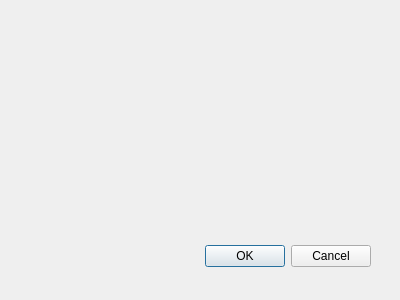
Qt form psms/addproductdialog.ui (pangboww/psms) before a commit.
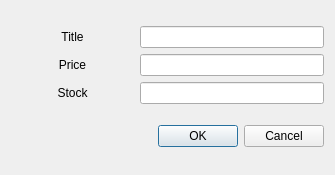
The same form after that commit.

```diff
--- a/psms/addproductdialog.ui
+++ b/psms/addproductdialog.ui
@@ -8,29 +8,68 @@
    <rect>
     <x>0</x>
     <y>0</y>
-    <width>400</width>
-    <height>300</height>
+    <width>335</width>
+    <height>175</height>
    </rect>
   </property>
   <property name="windowTitle">
    <string>Dialog</string>
   </property>
-  <widget name="buttonBox" class="QDialogButtonBox">
-   <property name="geometry">
-    <rect>
-     <x>30</x>
-     <y>240</y>
-     <width>341</width>
-     <height>32</height>
-    </rect>
-   </property>
-   <property name="orientation">
-    <enum>Qt::Horizontal</enum>
-   </property>
-   <property name="standardButtons">
-    <set>QDialogButtonBox::Cancel|QDialogButtonBox::Ok</set>
-   </property>
-  </widget>
+  <layout class="QVBoxLayout" name="verticalLayout">
+   <item>
+    <layout class="QGridLayout" name="gridLayout" columnstretch="2,3">
+     <item row="0" column="0">
+      <widget class="QLabel" name="label">
+       <property name="text">
+        <string>Title</string>
+       </property>
+       <property name="alignment">
+        <set>Qt::AlignCenter</set>
+       </property>
+      </widget>
+     </item>
+     <item row="0" column="1">
+      <widget class="QLineEdit" name="titleEdit"/>
+     </item>
+     <item row="1" column="0">
+      <widget class="QLabel" name="label_2">
+       <property name="text">
+        <string>Price</string>
+       </property>
+       <property name="alignment">
+        <set>Qt::AlignCenter</set>
+       </property>
+      </widget>
+     </item>
+     <item row="1" column="1">
+      <widget class="QLineEdit" name="priceEdit"/>
+     </item>
+     <item row="2" column="0">
+      <widget class="QLabel" name="label_3">
+       <property name="text">
+        <string>Stock</string>
+       </property>
+       <property name="alignment">
+        <set>Qt::AlignCenter</set>
+       </property>
+      </widget>
+     </item>
+     <item row="2" column="1">
+      <widget class="QLineEdit" name="stockEdit"/>
+     </item>
+    </layout>
+   </item>
+   <item>
+    <widget class="QDialogButtonBox" name="buttonBox">
+     <property name="orientation">
+      <enum>Qt::Horizontal</enum>
+     </property>
+     <property name="standardButtons">
+      <set>QDialogButtonBox::Cancel|QDialogButtonBox::Ok</set>
+     </property>
+    </widget>
+   </item>
+  </layout>
  </widget>
  <pixmapfunction/>
  <resources/>
```
Left out of the diff: 7 changed lines with no effect on the pictures.
